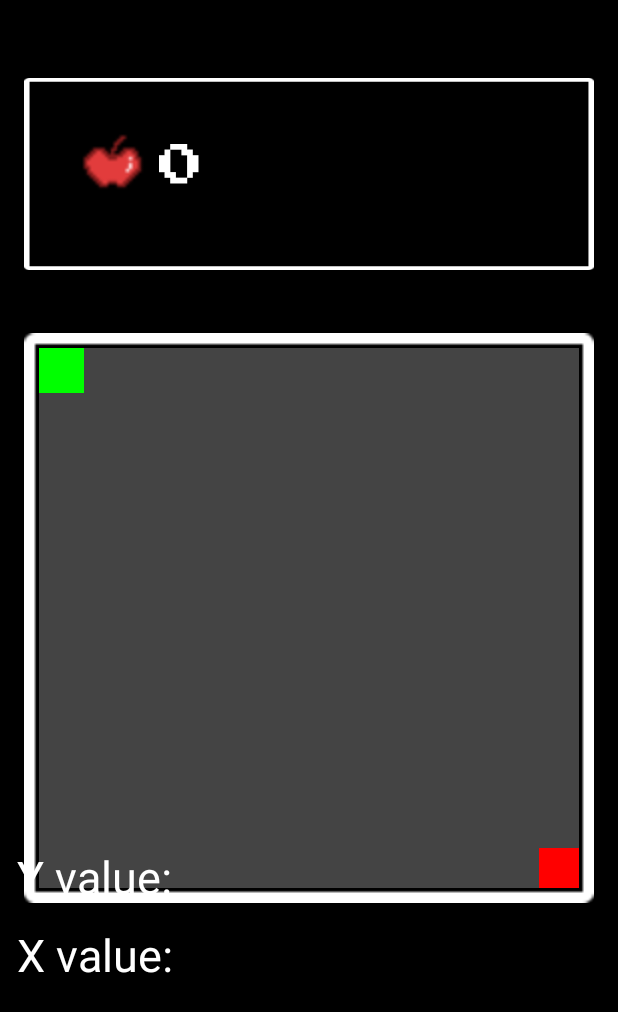
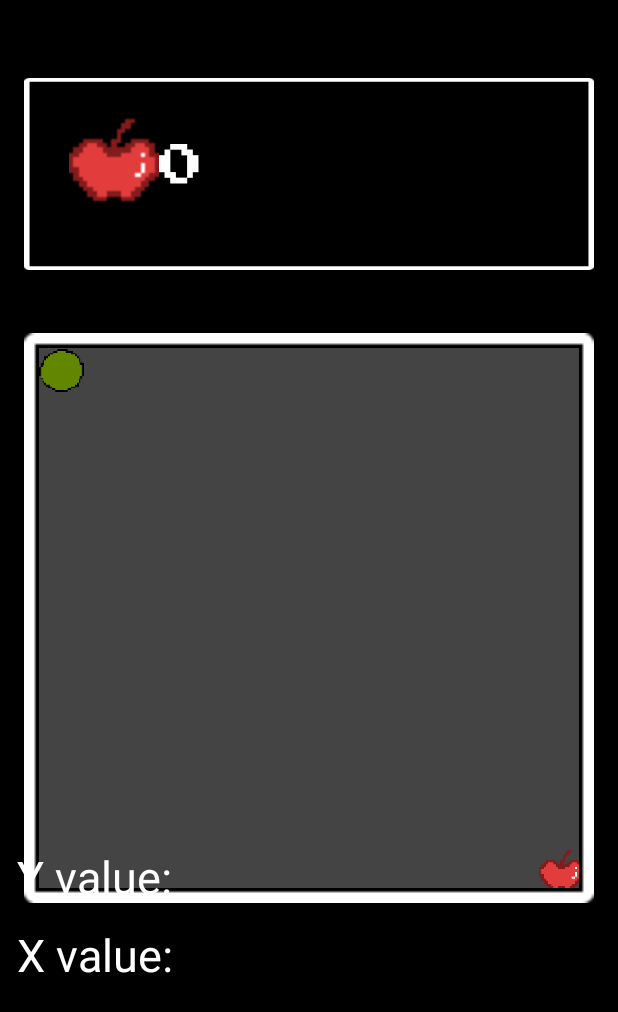
Before and after one commit to CSD3156-Team-6/Project-1, an Android app: the GameActivity screen opened directly, with no data from a screen before it, on a phone screen of 412 x 824 dp. Shown: the top 1012 px of the screen. Run offline under Robolectric (Android 15) with nearby library versions, the phone set to English and light mode, and no system bars.

Commit message:
Added Game Sprite

```diff
--- a/Project1/app/src/main/java/com/csd3156/project1/game/CanvasView.kt
+++ b/Project1/app/src/main/java/com/csd3156/project1/game/CanvasView.kt
@@ -1,31 +1,38 @@
 package com.csd3156.project1.game
 
 import android.content.Context
-import android.graphics.Canvas
-import android.graphics.Color
-import android.graphics.Paint
+import android.graphics.*
 import android.util.AttributeSet
 import android.view.View
+import com.csd3156.project1.R
 
 class CanvasView @JvmOverloads constructor(context: Context, attrs: AttributeSet? = null, defStyleAttr: Int = 0) : View(context, attrs, defStyleAttr)
 {
-    private val snake = Paint()
-    private val apple = Paint()
     private val floor = Paint()
+    private val snakeBitmap: Bitmap = BitmapFactory.decodeResource(resources, R.drawable.snake_body)
+    private val appleBitmap: Bitmap = BitmapFactory.decodeResource(resources, R.drawable.apple)
 
     override fun onDraw(canvas: Canvas?)
     {
         super.onDraw(canvas)
 
-        snake.color = Color.GREEN
-        apple.color = Color.RED
         floor.color = Color.DKGRAY
 
         canvas?.drawRect(0f,0f,1050f,1050f,floor)
 
         for (i in Snake.bodyParts)
-            canvas?.drawRect(i[0], i[1], i[0]+45, i[1]+45, snake)
+        {
+            val x = i[0]
+            val y = i[1]
 
-        canvas?.drawRect(Apple.posX, Apple.posY, Apple.posX +45, Apple.posY +45,apple)
+            // Create a Rect object to represent the bounds of the body part
+            val bodyPartRect = RectF(x, y, x + 45, y + 45)
+
+            // Draw the body part image onto the canvas
+            canvas?.drawBitmap(snakeBitmap, null, bodyPartRect, null)
+        }
+
+        val appleRect = RectF(Apple.posX, Apple.posY, Apple.posX +45, Apple.posY +45)
+        canvas?.drawBitmap(appleBitmap, null, appleRect, null)
     }
 }
```
Also changed, not shown: Project1/app/src/main/java/com/csd3156/project1/game/GameActivity.kt (+9 -7 lines), Project1/app/src/main/res/drawable/apple.png, Project1/app/src/main/res/drawable/snake_body.png (added).
